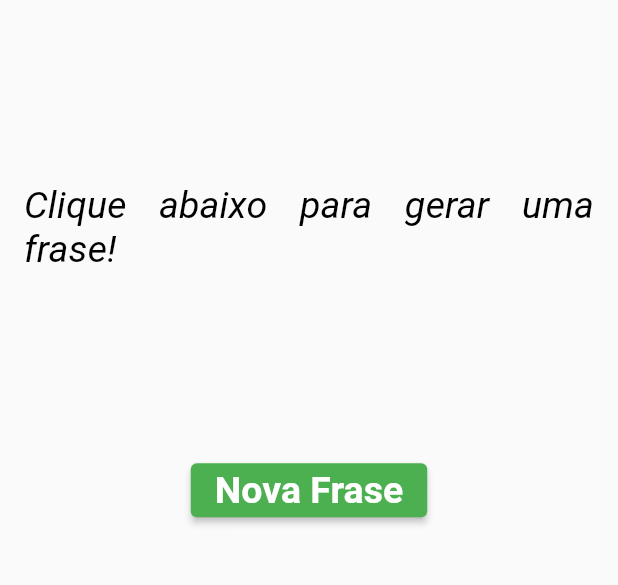
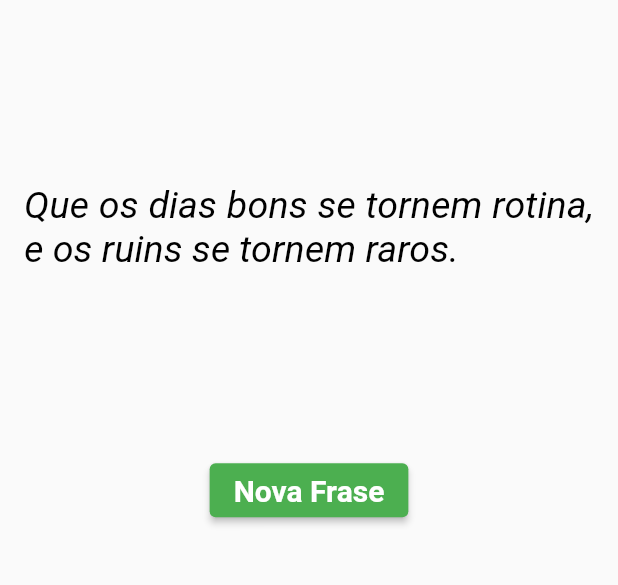
Before and after one commit to andrelucasv/frases_do_dia, a Flutter app: the screen it shows after launch, after a tap on "Nova Frase", on a phone screen of 412 x 824 dp, the part 502-1087 px from its top. Run offline on Flutter 3.47's test engine with Material 2 defaults, Android fonts, the phone set to English and light mode, and no system bars.

Commit message:
Gerando as frases

```diff
--- a/lib/main.dart
+++ b/lib/main.dart
@@ -1,4 +1,5 @@
 import 'package:flutter/material.dart';
+import 'dart:math';
 
 void main() {
   runApp(const MaterialApp(
@@ -15,6 +16,31 @@ class Home extends StatefulWidget {
 }
 
 class _HomeState extends State<Home> {
+
+  final _frases = [
+    "Que os dias bons se tornem rotina, e os ruins se tornem raros.",
+    "A disciplina é a mãe do êxito.",
+    "Mesmo que algo pareça difícil, nunca desista antes de tentar.",
+    "Você é o único que entende as suas dificuldades, por isso motive se a prosseguir.",
+    "Cada dificuldade ultrapassada te faz mais forte.",
+    "Da mesma forma que a felicidade não dura para sempre, a tristeza também não.",
+    "As dores não são eternas, se permita, o seu melhor é o suficiente.",
+    "Ser uma pessoa melhor é o objetivo do dia.",
+    "Para chegar em lugares maravilhosos, é necessário passar por caminhos difíceis.",
+    "O futuro ainda não chegou, seja grato pelo agora.",
+  ];
+
+  var _fraseGerada = "Clique abaixo para gerar uma frase!";
+
+  void _gerarFrase(){
+    var numeroSorteado = Random().nextInt(_frases.length);
+
+    setState(() {
+      _fraseGerada = _frases[numeroSorteado];
+    });
+
+  }
+
   @override
   Widget build(BuildContext context) {
     return Scaffold(
@@ -34,32 +60,32 @@ class _HomeState extends State<Home> {
           crossAxisAlignment: CrossAxisAlignment.center,
           children: [
             Image.asset("assets/images/logo.png"),
-            const Text(
-              "Clique abaixo para gerar uma frase!",
+            Text(
+              _fraseGerada,
               textAlign: TextAlign.justify,
-              style: TextStyle(
+              style: const TextStyle(
                 fontSize: 25,
                 fontStyle: FontStyle.italic,
                 color: Colors.black
               ),
               ),
               ElevatedButton(
-                onPressed: () {},
+                onPressed: _gerarFrase,
                 style: ButtonStyle(
                   backgroundColor: MaterialStateProperty.all(Colors.green)
                 ),
                 child: const Text(
                   "Nova Frase",
                   style: TextStyle(
-                    fontSize: 25,
+                    fontSize: 20,
                     color: Colors.white,
                     fontWeight: FontWeight.bold
                   ),
                 ),
-                ),
-          ],
+              ),
+            ],
+          ),
         ),
-      ),
       ),
     );
   }
```
